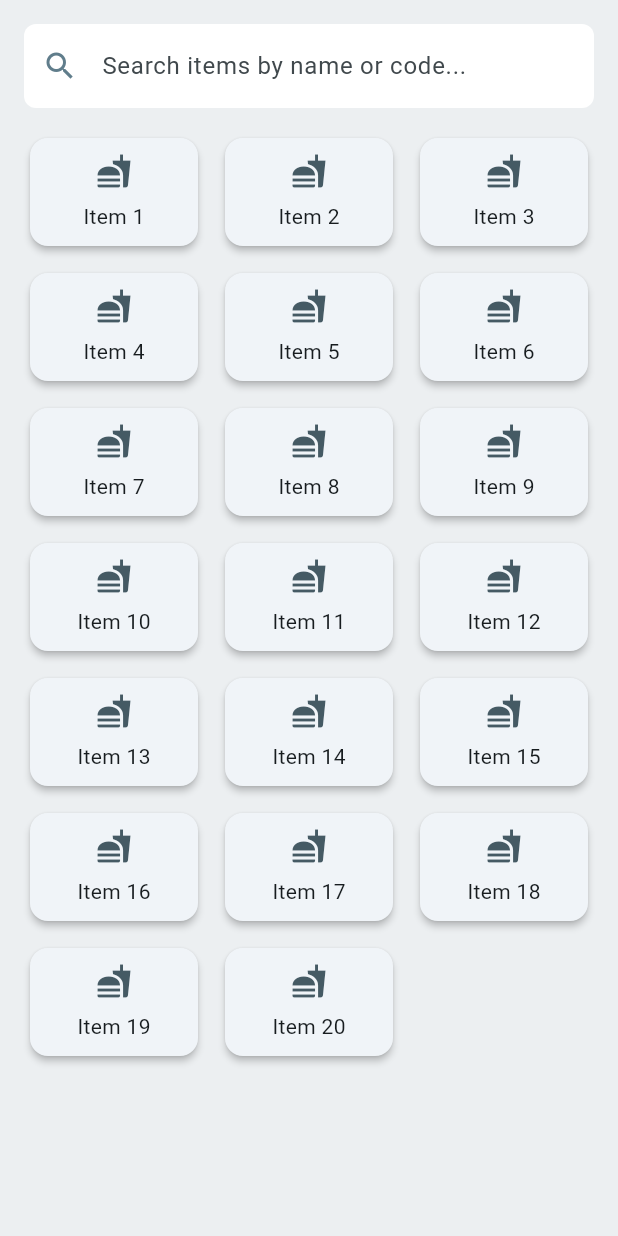
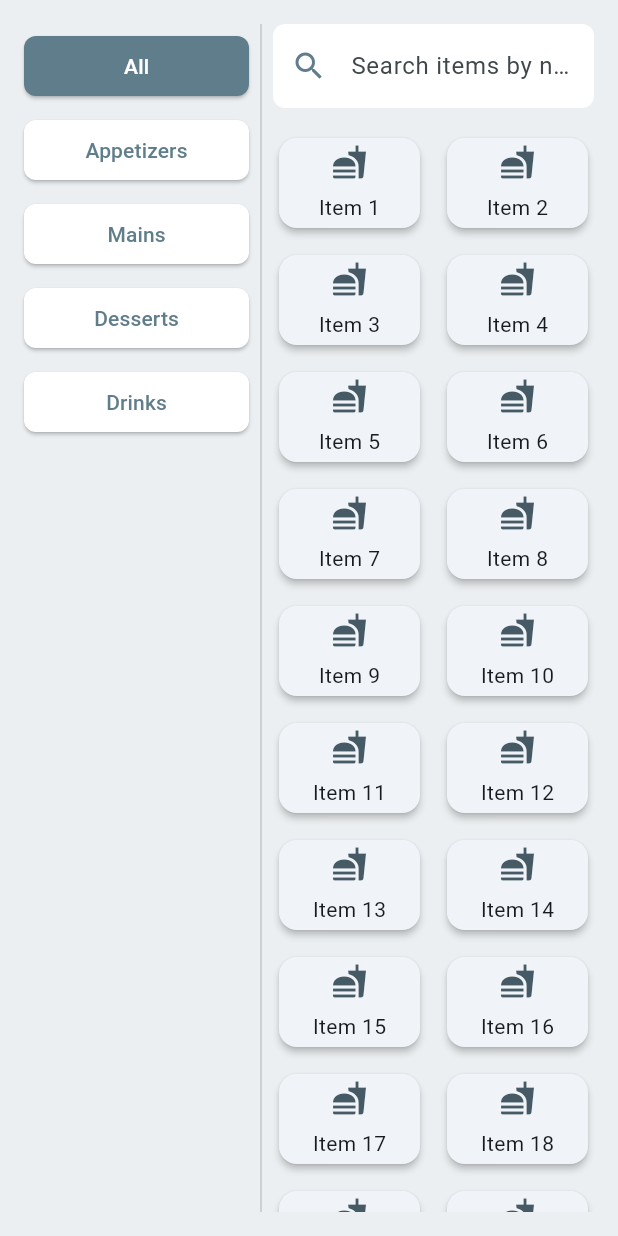
Before and after one commit to cendra-softwares/billing-software, a Flutter app: the ActionZone widget shown alone on an empty page, opened directly, on a phone screen of 412 x 824 dp. Run offline on Flutter 3.47's test engine with Material 3 defaults, Android fonts, the phone set to English and light mode, and no system bars; our stand-ins replace flutter_dotenv, flutter_riverpod, isar, supabase_flutter; accounts and stored records are empty; generated files the repository leaves out were written again.

```diff
--- a/lib/features/billing/presentation/pages/billing_screen.dart
+++ b/lib/features/billing/presentation/pages/billing_screen.dart
@@ -22,11 +22,11 @@ class BillingScreen extends StatelessWidget {
             child: Row(
               children: [
                 const Expanded(
-                  flex: 6, // 60% of the screen
+                  flex: 7, // 70% of the screen
                   child: ActionZone(),
                 ),
                 const Expanded(
-                  flex: 4, // 40% of the screen
+                  flex: 3, // 30% of the screen
                   child: ContextZone(),
                 ),
               ],
--- a/lib/features/billing/presentation/widgets/action_zone.dart
+++ b/lib/features/billing/presentation/widgets/action_zone.dart
@@ -8,6 +8,24 @@ class ActionZone extends StatelessWidget {
     return Container(
       color: Colors.blueGrey[50],
       padding: const EdgeInsets.all(16.0),
+      child: Row(
+        children: [
+          // Category Rail
+          SizedBox(
+            width: 150,
+            child: ListView(
+              children: [
+                _buildCategoryButton(context, 'All', isSelected: true),
+                _buildCategoryButton(context, 'Appetizers'),
+                _buildCategoryButton(context, 'Mains'),
+                _buildCategoryButton(context, 'Desserts'),
+                _buildCategoryButton(context, 'Drinks'),
+              ],
+            ),
+          ),
+          const VerticalDivider(),
+          // Main Action Area
+          Expanded(
             child: Column(
               children: [
                 // Search Bar
@@ -27,7 +45,8 @@ class ActionZone extends StatelessWidget {
                 // Menu Item Grid
                 Expanded(
                   child: GridView.builder(
-              gridDelegate: const SliverGridDelegateWithMaxCrossAxisExtent(
+                    gridDelegate:
+                        const SliverGridDelegateWithMaxCrossAxisExtent(
                           maxCrossAxisExtent: 150,
                           childAspectRatio: 3 / 2,
                           crossAxisSpacing: 10,
@@ -56,6 +75,34 @@ class ActionZone extends StatelessWidget {
                 ),
               ],
             ),
+          ),
+        ],
+      ),
+    );
+  }
+
+  Widget _buildCategoryButton(
+    BuildContext context,
+    String title, {
+    bool isSelected = false,
+  }) {
+    return Padding(
+      padding: const EdgeInsets.symmetric(vertical: 4.0),
+      child: ElevatedButton(
+        onPressed: () {},
+        style: ElevatedButton.styleFrom(
+          backgroundColor: isSelected
+              ? Theme.of(context).primaryColor
+              : Colors.white,
+          foregroundColor: isSelected
+              ? Colors.white
+              : Theme.of(context).primaryColor,
+          shape: RoundedRectangleBorder(
+            borderRadius: BorderRadius.circular(8.0),
+          ),
+        ),
+        child: Text(title),
+      ),
     );
   }
 }
```
Also changed, not shown: lib/features/billing/presentation/widgets/command_bar.dart (+0 -7 lines), lib/features/local_auth/presentation/pages/user_dashboard_page.dart (+12 -0 lines), lib/features/table_view/presentation/pages/table_view_page.dart (added, +94 -0 lines), lib/features/table_view/presentation/widgets/table_card.dart (added, +69 -0 lines). Lines whose indentation alone changed are shown as unchanged.
